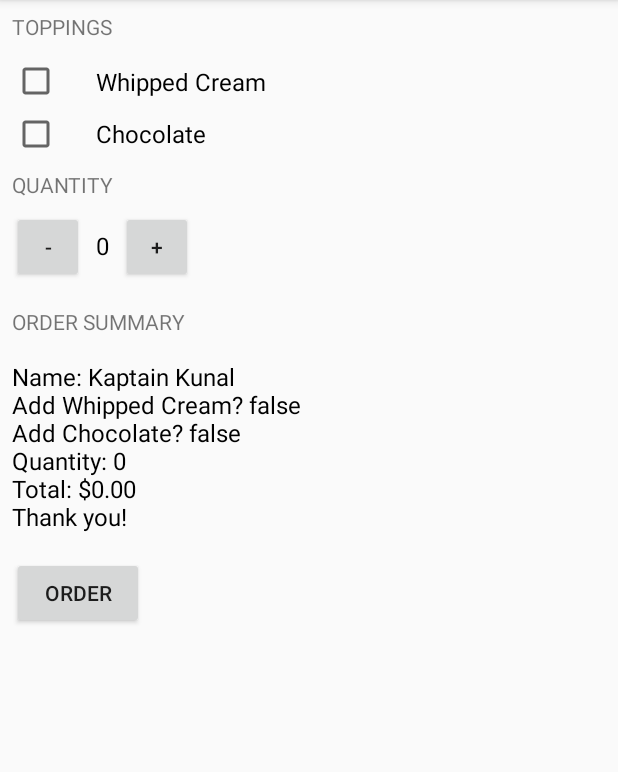
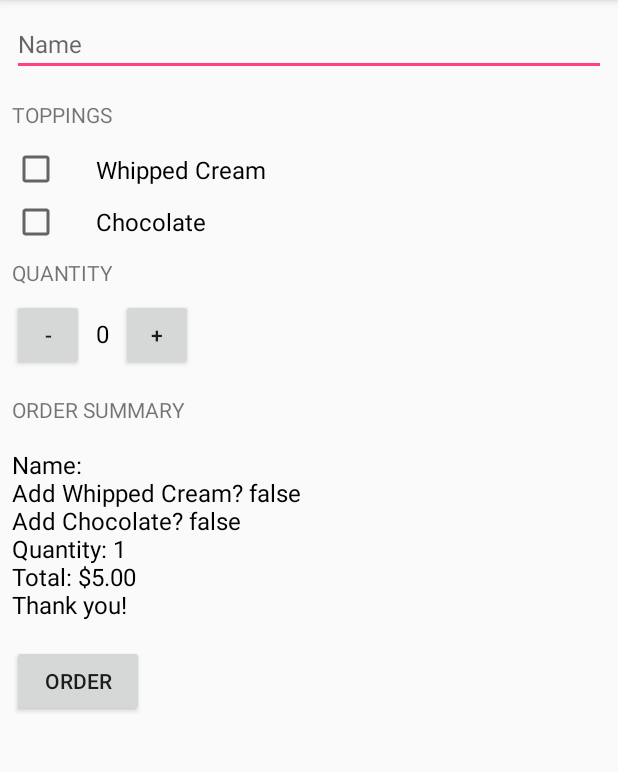
Before and after one commit to ItsyBitsySpiDERP/JustJava, an Android app: the screen it shows after launch (MainActivity), after a tap on "ORDER", on a phone screen of 412 x 824 dp, the part 84-856 px from its top. Run offline under Robolectric (Android 15) with nearby library versions, the phone set to English and light mode, and no system bars.

Commit message:
Update to quantity
There are now limits to order quantity. Toast pop ups and added cost for additional toppings.

```diff
--- a/app/src/main/java/com/example/android/justjava/MainActivity.java
+++ b/app/src/main/java/com/example/android/justjava/MainActivity.java
@@ -4,14 +4,14 @@ import android.os.Bundle;
 import android.support.v7.app.AppCompatActivity;
 import android.view.View;
 import android.widget.CheckBox;
+import android.widget.EditText;
 import android.widget.TextView;
-
-import java.text.NumberFormat;
+import android.widget.Toast;
 
 
 /**This app displays an order form to order coffee.*/
 public class MainActivity extends AppCompatActivity {
-    int quantity = 0;
+    int quantity = 1;
 
     protected void onCreate(Bundle savedInstanceState) {
         super.onCreate(savedInstanceState);
@@ -26,25 +26,45 @@ public class MainActivity extends AppCompatActivity {
         CheckBox chocolateCheckBox = (CheckBox) findViewById(R.id.chocolate_checkbox);
         boolean hasChocolate = chocolateCheckBox.isChecked();
 
-        int price = calculatePrice();
-        String priceMessage =  createOrderSummary(price, hasWhippedCream, hasChocolate);
+        EditText nameField = (EditText) findViewById(R.id.name_field);
+        String name = nameField.getText().toString();
+
+        int price = calculatePrice(hasWhippedCream, hasChocolate);
+        String priceMessage =  createOrderSummary(price, hasWhippedCream, hasChocolate, name);
         displayMessage(priceMessage);
     }
 
     /**Calculates the price of the order.
+     * @param addWhippedCream is weather or not the user wants whipped cream topping
+     * @param addChocolate is whether or not the user wants chocolate topping
      * @return total price*/
-    private int calculatePrice() {
-        int price = quantity * 5;
-        return price;
+    private int calculatePrice(boolean addWhippedCream, boolean addChocolate) {
+        //Price of 1 cup of coffee
+        int basePrice = 5;
+
+        //Add $1 if the user wants whipped cream
+        if (addWhippedCream) {
+            basePrice = basePrice + 1;
+        }
+
+        //Add $2 if the user wants chocolate
+        if (addChocolate) {
+            basePrice = basePrice + 2;
+        }
+
+        //Calculate the total order price by multiplying by quantity.
+        return quantity * basePrice;
+
     }
 
     /**This posts the submit order summary
      * @param price of the order
      * @param addWhippedCream is whether or not the user wants whipped cream topping
      * @param addChocolate is weather or not the user wants chocolate topping
+     * @param name is where a customer enters their name
      * @return text summary*/
-    private String createOrderSummary(int price, boolean addWhippedCream, boolean addChocolate) {
-       return "Name: Kaptain Kunal" +
+    private String createOrderSummary(int price, boolean addWhippedCream, boolean addChocolate, String name) {
+       return "Name: " + name +
                "\nAdd Whipped Cream? " + addWhippedCream +
                "\nAdd Chocolate? " + addChocolate +
                "\nQuantity: " + quantity +
@@ -53,15 +73,25 @@ public class MainActivity extends AppCompatActivity {
     }
 
     /**This method is called when the plus button is clicked.*/
-    public void increment (View view) {
+    public int increment (View view) {
         quantity = quantity + 1;
         displayQuantity(quantity);
+        if (quantity >= 100) {
+            quantity = 99;
+            Toast.makeText(this, "You cannot have more than 100 coffees", Toast.LENGTH_SHORT).show();
+        }
+        return quantity;
     }
 
     /*** This method is called when the minus button is clicked.*/
-    public void decrement (View view) {
+    public int decrement (View view) {
         quantity = quantity - 1;
         displayQuantity(quantity);
+        if (quantity <= 0){
+            quantity = 1;
+            Toast.makeText(this, "You cannot have less than 0 coffees", Toast.LENGTH_SHORT).show();
+        }
+        return quantity;
     }
 
     /** This method displays the given quantity value on the screen.*/
--- a/app/src/main/res/layout/activity_main.xml
+++ b/app/src/main/res/layout/activity_main.xml
@@ -3,6 +3,7 @@
     xmlns:tools="http://schemas.android.com/tools"
     android:layout_width="match_parent"
     android:layout_height="match_parent">
+
 
     <LinearLayout
         android:layout_width="match_parent"
@@ -11,12 +12,22 @@
         android:padding="8dp"
         tools:context=".MainActivity">
 
+        <EditText
+            android:id="@+id/name_field"
+            android:layout_width="match_parent"
+            android:layout_height="wrap_content"
+            android:hint="Name"
+            android:inputType="textCapWords"
+            android:textSize="16sp" />
+
         <TextView
             android:layout_width="wrap_content"
             android:layout_height="wrap_content"
             android:paddingBottom="8dp"
             android:text="Toppings"
-            android:textAllCaps="true" />
+            android:textAllCaps="true"
+            android:paddingTop="16dp"
+            android:textSize="14sp"/>
 
         <CheckBox
             android:id="@+id/whipped_cream_checkbox"
```
